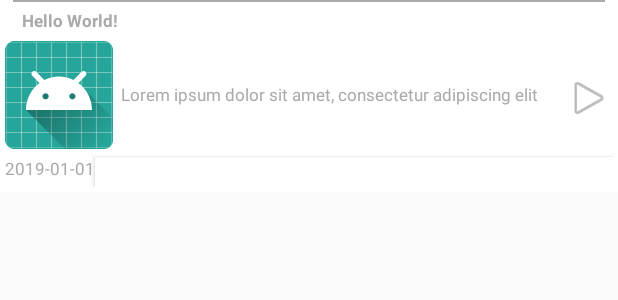
After one commit to jmarsican/moviex, an Android app: the layout list_item.xml on its own in the app's theme, with its tools: preview values and no code run, on a phone screen of 412 x 824 dp. The commit adds this screen. Shown: the top 300 px of the screen. Run offline under Robolectric (Android 15) with nearby library versions, the phone set to English and light mode, and no system bars; network calls fail.

Commit message:
add resources implement UI layout for fragment and items list

```diff
--- /dev/null
+++ b/app/src/main/res/layout/list_item.xml
@@ -0,0 +1,104 @@
+<?xml version="1.0" encoding="utf-8"?>
+<androidx.constraintlayout.widget.ConstraintLayout xmlns:android="http://schemas.android.com/apk/res/android"
+    android:layout_width="match_parent"
+    android:layout_height="wrap_content"
+    android:background="@android:color/white"
+    android:paddingEnd="@dimen/entry_padding"
+    android:paddingBottom="@dimen/entry_padding"
+    android:paddingStart="@dimen/entry_padding"
+    xmlns:tools="http://schemas.android.com/tools"
+    xmlns:app="http://schemas.android.com/apk/res-auto">
+
+    <TextView
+        android:id="@+id/entry_title"
+        android:layout_width="wrap_content"
+        android:layout_height="wrap_content"
+        android:layout_marginStart="@dimen/entry_header_margin"
+        android:layout_marginTop="@dimen/entry_header_margin"
+        android:layout_marginBottom="@dimen/entry_header_margin"
+        style="@style/EntryTitle"
+        tools:text="Hello World!"
+        app:layout_constraintStart_toEndOf="@id/entry_status"
+        app:layout_constraintTop_toTopOf="parent"/>
+
+    <ImageView
+        android:id="@+id/entry_image"
+        android:layout_width="wrap_content"
+        android:layout_height="wrap_content"
+        android:layout_marginTop="@dimen/entry_header_margin"
+        app:layout_constraintTop_toBottomOf="@id/entry_title"
+        app:layout_constraintLeft_toLeftOf="parent"
+        tools:src="@mipmap/ic_launcher"/>
+
+    <ImageButton
+        android:id="@+id/entry_status"
+        android:layout_width="5dp"
+        android:layout_height="5dp"
+        android:layout_marginBottom="@dimen/entry_header_margin"
+        app:layout_constraintLeft_toLeftOf="parent"
+        app:layout_constraintTop_toTopOf="parent"/>
+
+    <ImageView
+        android:id="@+id/entry_go_btn"
+        android:layout_width="wrap_content"
+        android:layout_height="wrap_content"
+        android:layout_marginTop="@dimen/entry_header_margin"
+        app:layout_constraintTop_toBottomOf="@id/entry_title"
+        app:layout_constraintRight_toRightOf="parent"
+        app:layout_constraintTop_toTopOf="parent"
+        app:layout_constraintBottom_toBottomOf="parent"
+        android:src="@android:drawable/ic_media_play"/>
+
+    <TextView
+        android:id="@+id/entry_date"
+        android:textAllCaps="false"
+        android:textColor="@android:color/darker_gray"
+        tools:text="2019-01-01"
+        android:layout_marginTop="@dimen/divider_separation"
+        android:background="@android:color/white"
+        android:layout_width="wrap_content"
+        android:layout_height="20dp"
+        android:textSize="@dimen/entry_title_size"
+        app:layout_constraintTop_toBottomOf="@id/entry_image"
+        app:layout_constraintLeft_toLeftOf="parent"/>
+
+    <Button
+        android:id="@+id/entry_comments"
+        android:textAllCaps="false"
+        android:textColor="@color/colorAccent"
+        android:layout_marginTop="@dimen/divider_separation"
+        android:background="@android:color/white"
+        android:layout_width="0dp"
+        android:layout_height="20dp"
+        android:textSize="@dimen/entry_title_size"
+        app:layout_constraintTop_toBottomOf="@id/entry_image"
+        app:layout_constraintEnd_toEndOf="parent"
+        app:layout_constraintStart_toEndOf="@id/entry_date"/>
+
+    <TextView
+        android:id="@+id/entry_description"
+        tools:text="Lorem ipsum dolor sit amet, consectetur adipiscing elit "
+        android:layout_width="0dp"
+        android:layout_height="wrap_content"
+        android:layout_marginStart="5dp"
+        android:textColor="@android:color/darker_gray"
+        android:textSize="@dimen/entry_title_size"
+        android:maxLines="3"
+        android:ellipsize="end"
+        app:layout_constraintEnd_toStartOf="@id/entry_go_btn"
+        app:layout_constraintStart_toEndOf="@id/entry_image"
+        app:layout_constraintBottom_toTopOf="@id/entry_comments"
+        app:layout_constraintTop_toBottomOf="@id/entry_title"/>
+
+    <View
+        android:layout_width="match_parent"
+        android:layout_height="1dp"
+        android:background="@android:color/darker_gray"
+        android:layout_marginBottom="@dimen/divider_separation"
+        android:layout_marginEnd="@dimen/divider_separation"
+        android:layout_marginStart="@dimen/divider_separation"
+        app:layout_constraintBottom_toTopOf="@id/entry_title"
+        app:layout_constraintStart_toStartOf="parent"
+        app:layout_constraintEnd_toEndOf="parent"/>
+
+</androidx.constraintlayout.widget.ConstraintLayout>
--- a/app/src/main/res/layout/main_screen_fragment.xml
+++ b/app/src/main/res/layout/main_screen_fragment.xml
@@ -3,11 +3,15 @@
     xmlns:tools="http://schemas.android.com/tools"
     android:layout_width="match_parent"
     android:layout_height="match_parent"
+    xmlns:app="http://schemas.android.com/apk/res-auto"
     tools:context=".screen.movies.MainScreenFragment">
 
-    <TextView
+    <androidx.recyclerview.widget.RecyclerView
+        android:id="@+id/items_list"
         android:layout_width="match_parent"
-        android:layout_height="match_parent"
-        android:text="Hello" />
+        android:layout_height="wrap_content"
+        tools:listitem="@layout/entry_item"
+        tools:itemCount="6"
+        app:layoutManager="androidx.recyclerview.widget.LinearLayoutManager"/>
 
 </FrameLayout>
--- a/app/src/main/res/values/dimens.xml
+++ b/app/src/main/res/values/dimens.xml
@@ -2,5 +2,14 @@
 <resources>
     <dimen name="loader_margin">8dp</dimen>
 
+    <dimen name="entry_header_margin">6dp</dimen>
+    <dimen name="entry_padding">3dp</dimen>
+    <dimen name="entry_title_size">11sp</dimen>
+
+    <dimen name="list_margin">16dp</dimen>
+
     <!--cards-->
+
+    <dimen name="elevation_small">2dp</dimen>
+    <dimen name="divider_separation">5dp</dimen>
 </resources>
--- a/app/src/main/res/values/styles.xml
+++ b/app/src/main/res/values/styles.xml
@@ -13,4 +13,9 @@
         <item name="android:textColor">@color/colorPrimaryDark</item>
     </style>
 
+    <style name="EntryTitle" parent="Title">
+        <item name="android:textSize">@dimen/entry_title_size</item>
+        <item name="android:textColor">@android:color/darker_gray</item>
+    </style>
+
 </resources>
```
